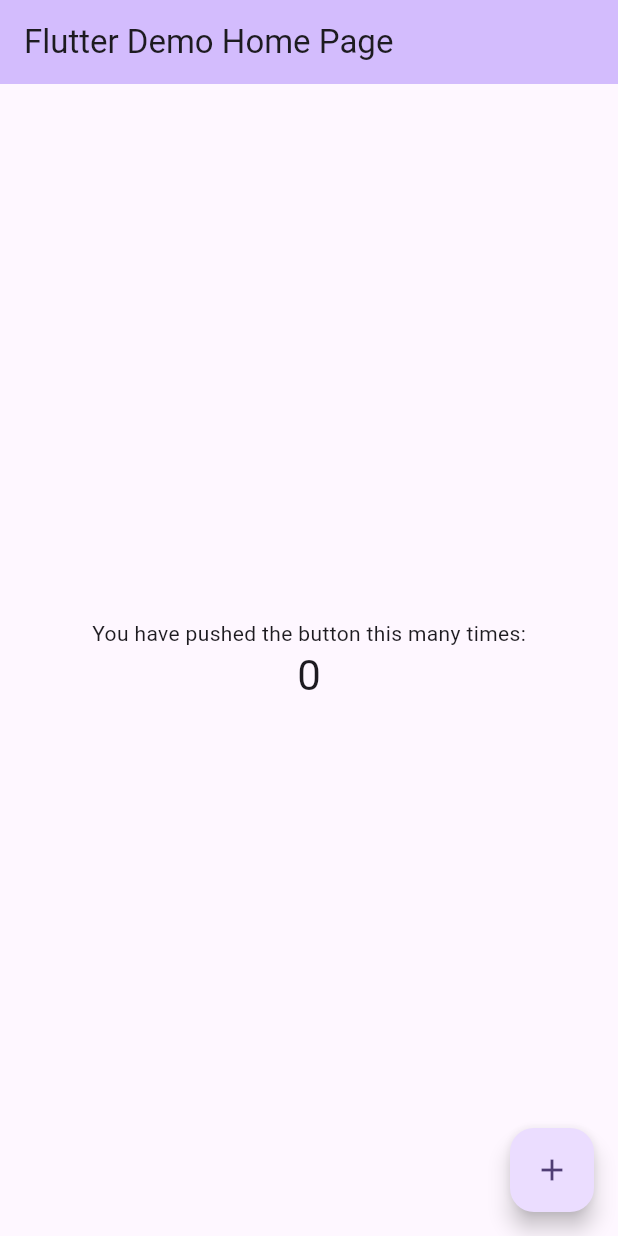
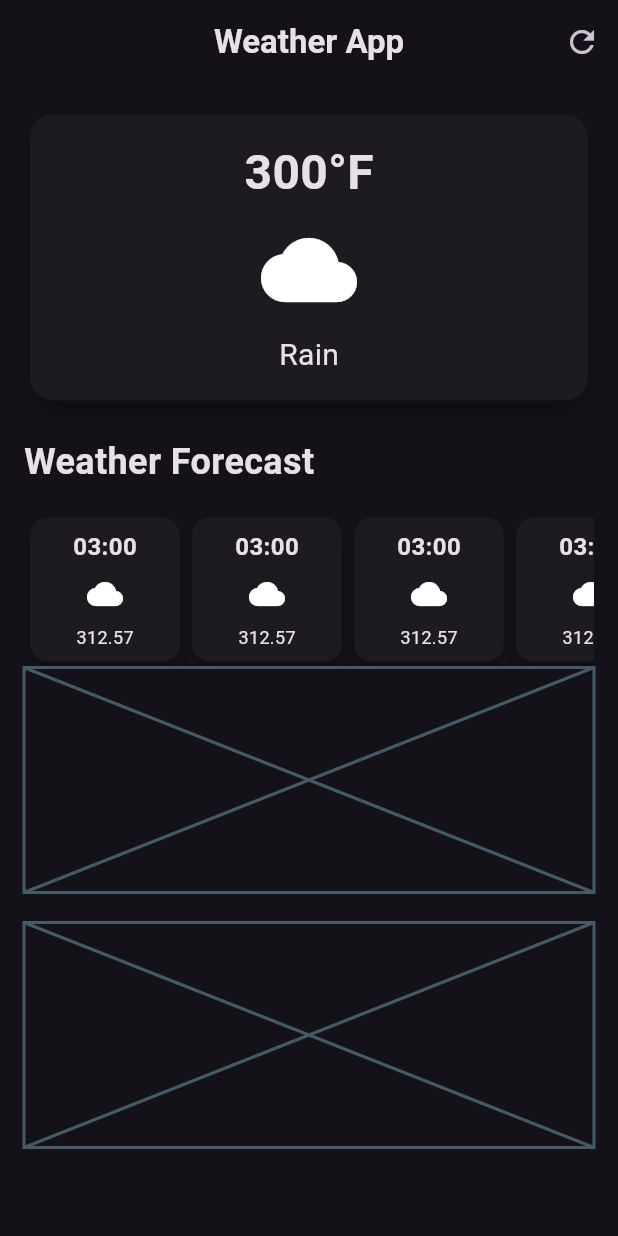
Before and after one commit to Vedant817/Weather-App, a Flutter app: the screen it shows after launch, on a phone screen of 412 x 824 dp. Run offline on Flutter 3.47's test engine with Material 2 defaults, Android fonts, the phone set to English and light mode, and no system bars.

Commit message:
Building the App Bar and Hourly Forecast Container

```diff
--- a/lib/main.dart
+++ b/lib/main.dart
@@ -1,4 +1,5 @@
 import 'package:flutter/material.dart';
+import 'package:weather_app/weather_screen.dart';
 
 void main() {
   runApp(const MyApp());
@@ -7,119 +8,13 @@ void main() {
 class MyApp extends StatelessWidget {
   const MyApp({super.key});
 
-  // This widget is the root of your application.
+
   @override
   Widget build(BuildContext context) {
     return MaterialApp(
-      title: 'Flutter Demo',
-      theme: ThemeData(
-        // This is the theme of your application.
-        //
-        // TRY THIS: Try running your application with "flutter run". You'll see
-        // the application has a blue toolbar. Then, without quitting the app,
-        // try changing the seedColor in the colorScheme below to Colors.green
-        // and then invoke "hot reload" (save your changes or press the "hot
-        // reload" button in a Flutter-supported IDE, or press "r" if you used
-        // the command line to start the app).
-        //
-        // Notice that the counter didn't reset back to zero; the application
-        // state is not lost during the reload. To reset the state, use hot
-        // restart instead.
-        //
-        // This works for code too, not just values: Most code changes can be
-        // tested with just a hot reload.
-        colorScheme: ColorScheme.fromSeed(seedColor: Colors.deepPurple),
-        useMaterial3: true,
-      ),
-      home: const MyHomePage(title: 'Flutter Demo Home Page'),
+      debugShowCheckedModeBanner: false,
+      theme: ThemeData.dark(useMaterial3: true), //? copywith is added to change some value of the component by copying the above value.
+      home: const WeatherScreen(),
     );
   }
 }
-
-class MyHomePage extends StatefulWidget {
-  const MyHomePage({super.key, required this.title});
-
-  // This widget is the home page of your application. It is stateful, meaning
-  // that it has a State object (defined below) that contains fields that affect
-  // how it looks.
-
-  // This class is the configuration for the state. It holds the values (in this
-  // case the title) provided by the parent (in this case the App widget) and
-  // used by the build method of the State. Fields in a Widget subclass are
-  // always marked "final".
-
-  final String title;
-
-  @override
-  State<MyHomePage> createState() => _MyHomePageState();
-}
-
-class _MyHomePageState extends State<MyHomePage> {
-  int _counter = 0;
-
-  void _incrementCounter() {
-    setState(() {
-      // This call to setState tells the Flutter framework that something has
-      // changed in this State, which causes it to rerun the build method below
-      // so that the display can reflect the updated values. If we changed
-      // _counter without calling setState(), then the build method would not be
-      // called again, and so nothing would appear to happen.
-      _counter++;
-    });
-  }
-
-  @override
-  Widget build(BuildContext context) {
-    // This method is rerun every time setState is called, for instance as done
-    // by the _incrementCounter method above.
-    //
-    // The Flutter framework has been optimized to make rerunning build methods
-    // fast, so that you can just rebuild anything that needs updating rather
-    // than having to individually change instances of widgets.
-    return Scaffold(
-      appBar: AppBar(
-        // TRY THIS: Try changing the color here to a specific color (to
-        // Colors.amber, perhaps?) and trigger a hot reload to see the AppBar
-        // change color while the other colors stay the same.
-        backgroundColor: Theme.of(context).colorScheme.inversePrimary,
-        // Here we take the value from the MyHomePage object that was created by
-        // the App.build method, and use it to set our appbar title.
-        title: Text(widget.title),
-      ),
-      body: Center(
-        // Center is a layout widget. It takes a single child and positions it
-        // in the middle of the parent.
-        child: Column(
-          // Column is also a layout widget. It takes a list of children and
-          // arranges them vertically. By default, it sizes itself to fit its
-          // children horizontally, and tries to be as tall as its parent.
-          //
-          // Column has various properties to control how it sizes itself and
-          // how it positions its children. Here we use mainAxisAlignment to
-          // center the children vertically; the main axis here is the vertical
-          // axis because Columns are vertical (the cross axis would be
-          // horizontal).
-          //
-          // TRY THIS: Invoke "debug painting" (choose the "Toggle Debug Paint"
-          // action in the IDE, or press "p" in the console), to see the
-          // wireframe for each widget.
-          mainAxisAlignment: MainAxisAlignment.center,
-          children: <Widget>[
-            const Text(
-              'You have pushed the button this many times:',
-            ),
-            Text(
-              '$_counter',
-              style: Theme.of(context).textTheme.headlineMedium,
-            ),
-          ],
-        ),
-      ),
-      floatingActionButton: FloatingActionButton(
-        onPressed: _incrementCounter,
-        tooltip: 'Increment',
-        child: const Icon(Icons.add),
-      ), // This trailing comma makes auto-formatting nicer for build methods.
-    );
-  }
-}
--- /dev/null
+++ b/lib/weather_screen.dart
@@ -0,0 +1,149 @@
+import 'dart:ui';
+
+import 'package:flutter/foundation.dart';
+import 'package:flutter/material.dart';
+
+class WeatherScreen extends StatelessWidget {
+  const WeatherScreen({super.key});
+
+  @override
+  Widget build(BuildContext context) {
+    return Scaffold(
+      appBar: AppBar(
+        title: const Text(
+          'Weather App',
+          style: TextStyle(
+            fontWeight: FontWeight.bold,
+          ),
+        ),
+        centerTitle: true,
+        actions: [
+          IconButton(
+            //? Used Gesture Detector but used Inkwell because it gives flash effect.
+            onPressed: () {
+              if (kDebugMode) {
+                print("Refresh");
+              }
+            },
+            icon: const Icon(Icons.refresh),
+          ),
+        ],
+      ),
+      body: ClipRect(
+        child: BackdropFilter(
+          filter: ImageFilter.blur(sigmaX: 10, sigmaY: 10),
+          child: Padding(
+            padding: const EdgeInsets.all(16.0),
+            child: Column(
+              crossAxisAlignment: CrossAxisAlignment.start,
+              children: [
+                SizedBox(
+                  width: double.infinity,
+                  child: Card(
+                    elevation: 10,
+                    shape: RoundedRectangleBorder(
+                        borderRadius: BorderRadius.circular(16)),
+                    child: const Padding(
+                      padding: EdgeInsets.all(16),
+                      child: Column(
+                        children: [
+                          Text(
+                            '300°F',
+                            style: TextStyle(
+                              fontWeight: FontWeight.bold,
+                              fontSize: 32,
+                            ),
+                          ),
+                          SizedBox(height: 10),
+                          Icon(Icons.cloud, size: 64),
+                          SizedBox(height: 10),
+                          Text(
+                            'Rain',
+                            style: TextStyle(
+                              fontSize: 20,
+                            ),
+                          ),
+                        ],
+                      ),
+                    ),
+                  ),
+                ),
+                const SizedBox(
+                  height: 20,
+                ),
+                const Align(
+                  alignment: Alignment.centerLeft,
+                  child: Text(
+                    'Weather Forecast',
+                    style: TextStyle(
+                      fontWeight: FontWeight.bold,
+                      fontSize: 24,
+                    ),
+                  ),
+                ),
+                const SizedBox(height: 16),
+                const SingleChildScrollView(
+                  scrollDirection: Axis.horizontal,
+                  child: Row(
+                    children: [
+                      HourlyForecast(),
+                      HourlyForecast(),
+                      HourlyForecast(),
+                      HourlyForecast(),
+                      HourlyForecast()
+                    ],
+                  ),
+                ),
+                const Placeholder(
+                  fallbackHeight: 150,
+                ),
+                const SizedBox(
+                  height: 20,
+                ),
+                const Placeholder(
+                  fallbackHeight: 150,
+                ),
+              ],
+            ),
+          ),
+        ),
+      ),
+    );
+  }
+}
+
+class HourlyForecast extends StatelessWidget {
+  const HourlyForecast({super.key});
+
+  @override
+  Widget build(BuildContext context) {
+    return Card(
+      elevation: 6,
+      child: Container(
+        width: 100,
+        decoration: BoxDecoration(borderRadius: BorderRadius.circular(12)),
+        padding: const EdgeInsets.all(8),
+        child: const Column(
+          children: [
+            Text(
+              '03:00',
+              style: TextStyle(
+                fontSize: 16,
+                fontWeight: FontWeight.bold,
+              ),
+            ),
+            SizedBox(height: 8),
+            Icon(Icons.cloud),
+            SizedBox(height: 8),
+            Text(
+              '312.57',
+              style: TextStyle(
+                fontSize: 12,
+              ),
+            ),
+          ],
+        ),
+      ),
+    );
+  }
+}
```
